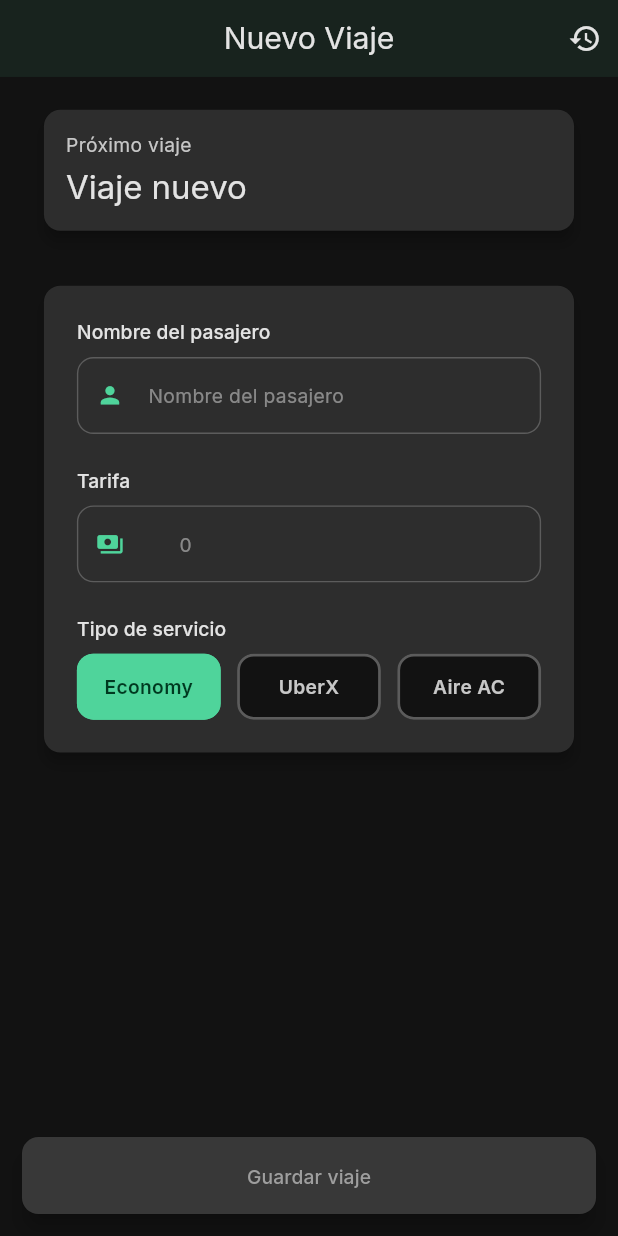
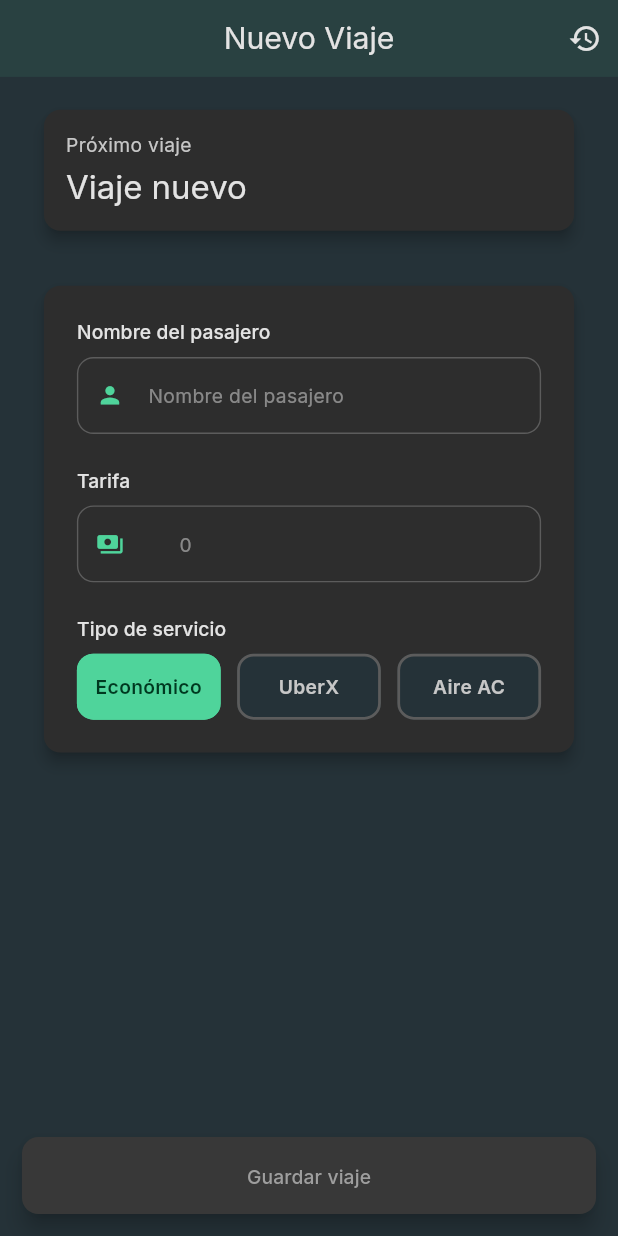
Before and after one commit to vargascarlitos/car_travel_manager, a Flutter app: the screen it shows after launch, on a phone screen of 412 x 824 dp. Run offline on Flutter 3.47's test engine with Material 3 defaults, Android fonts, the phone set to English and light mode, and no system bars; our stand-ins replace equatable, flutter_bloc, flutter_rating_bar, formz, google_fonts, lottie and 3 more; accounts and stored records are empty.

Commit message:
feat: actualizar colores de la interfaz y centralizar etiquetas de tipo de servicio en un nuevo archivo para mejorar la consistencia y legibilidad del código

```diff
--- a/lib/app_config/theme/app_colors.dart
+++ b/lib/app_config/theme/app_colors.dart
@@ -62,7 +62,7 @@ class AppColors {
 
   /// Superficie principal - Fondo dark principal
   /// Usado para: Fondo general de la app, AppBars
-  static const Color surface = Color(0xFF121212);
+  static const Color surface = Color(0xFF253238);
 
   /// Superficie variante - Elementos elevados
   /// Usado para: Cards, botones elevados, elementos con contraste
--- /dev/null
+++ b/lib/app_config/utils/service_type_label.dart
@@ -0,0 +1,13 @@
+import '../../domain/entities/trip.dart';
+
+/// Retorna la etiqueta en español y capitalizada para el tipo de servicio.
+String serviceTypeLabel(ServiceType type) {
+  switch (type) {
+    case ServiceType.economy:
+      return 'Económico';
+    case ServiceType.uberX:
+      return 'UberX';
+    case ServiceType.aireAc:
+      return 'Aire AC';
+  }
+}
--- a/lib/presentation/bloc/new_trip/new_trip_state.dart
+++ b/lib/presentation/bloc/new_trip/new_trip_state.dart
@@ -46,7 +46,7 @@ class FareAmount extends FormzInput<String, FareAmountValidationError> {
   const FareAmount.dirty([super.value = '']) : super.dirty();
 
   static const int minAmount = 5000;
-  static const int maxAmount = 1000000;
+  static const int maxAmount = 100000000;
 
   @override
   FareAmountValidationError? validator(String value) {
--- a/lib/presentation/pages/active_trip/active_trip_page.dart
+++ b/lib/presentation/pages/active_trip/active_trip_page.dart
@@ -6,6 +6,7 @@ import '../../bloc/timer/timer_state.dart';
 import '../../bloc/active_trip/active_trip_cubit.dart';
 import '../../bloc/active_trip/active_trip_state.dart';
 import '../../widgets/slide_button.dart';
+import '../../../app_config/utils/service_type_label.dart';
 import 'package:lottie/lottie.dart';
 import 'package:wakelock_plus/wakelock_plus.dart';
 
@@ -271,7 +272,7 @@ class _TripInfoCard extends StatelessWidget {
                   ],
                 ),
                 const SizedBox(height: 6),
-                Text(trip.serviceType.name),
+                Text(serviceTypeLabel(trip.serviceType)),
               ],
             );
           },
--- a/lib/presentation/pages/modify_trip/modify_trip_page.dart
+++ b/lib/presentation/pages/modify_trip/modify_trip_page.dart
@@ -115,7 +115,7 @@ class _ModifyTripPageState extends State<ModifyTripPage> {
                         DropdownButtonFormField<ServiceType>(
                           value: _serviceType,
                           items: const [
-                            DropdownMenuItem(value: ServiceType.economy, child: Text('Economy')),
+                            DropdownMenuItem(value: ServiceType.economy, child: Text('Económico')),
                             DropdownMenuItem(value: ServiceType.uberX, child: Text('UberX')),
                             DropdownMenuItem(value: ServiceType.aireAc, child: Text('Aire AC')),
                           ],
--- a/lib/presentation/pages/new_trip/new_trip_page.dart
+++ b/lib/presentation/pages/new_trip/new_trip_page.dart
@@ -3,6 +3,7 @@ import 'package:flutter/services.dart';
 import '../../../app_config/utils/currency_formatter.dart';
 import 'package:flutter_bloc/flutter_bloc.dart';
 import '../../../domain/entities/trip.dart';
+import '../../../app_config/utils/service_type_label.dart';
 import '../../../app_config/router_config.dart';
 import '../../bloc/new_trip/new_trip_cubit.dart';
 import '../../bloc/new_trip/new_trip_state.dart';
@@ -272,9 +273,9 @@ class _ServiceTypeSelector extends StatelessWidget {
               physics: const NeverScrollableScrollPhysics(),
               shrinkWrap: true,
               children: const [
-                _ServiceTypeTile(label: 'Economy', type: ServiceType.economy),
-                _ServiceTypeTile(label: 'UberX', type: ServiceType.uberX),
-                _ServiceTypeTile(label: 'Aire AC', type: ServiceType.aireAc),
+                _ServiceTypeTile(type: ServiceType.economy),
+                _ServiceTypeTile(type: ServiceType.uberX),
+                _ServiceTypeTile(type: ServiceType.aireAc),
               ],
             );
           },
@@ -285,9 +286,8 @@ class _ServiceTypeSelector extends StatelessWidget {
 }
 
 class _ServiceTypeTile extends StatelessWidget {
-  const _ServiceTypeTile({required this.label, required this.type});
+  const _ServiceTypeTile({required this.type});
 
-  final String label;
   final ServiceType type;
 
   @override
@@ -314,7 +314,7 @@ class _ServiceTypeTile extends StatelessWidget {
             onTap: () => context.read<NewTripCubit>().serviceTypeChanged(type),
             child: Center(
               child: Text(
-                label,
+                serviceTypeLabel(type),
                 textAlign: TextAlign.center,
                 style: theme.textTheme.bodyMedium?.copyWith(
                   color: fg,
--- a/lib/presentation/pages/trip_detail/trip_detail_page.dart
+++ b/lib/presentation/pages/trip_detail/trip_detail_page.dart
@@ -6,6 +6,7 @@ import '../../bloc/trip_detail/trip_detail_cubit.dart';
 import '../../../domain/entities/review.dart';
 import '../../../app_config/utils/currency_formatter.dart';
 import '../../../app_config/utils/date_time_formatter.dart';
+import '../../../app_config/utils/service_type_label.dart';
 
 class TripDetailPage extends StatelessWidget {
   const TripDetailPage({super.key});
@@ -92,7 +93,7 @@ class _TripDetailView extends StatelessWidget {
                       // Info del viaje
                       _InfoRow(icon: Icons.timer_outlined, label: 'Duración', value: _formatDuration(trip.duration)),
                       const SizedBox(height: 12),
-                      _InfoRow(icon: Icons.directions_car, label: 'Servicio', value: trip.serviceType.name),
+                      _InfoRow(icon: Icons.directions_car, label: 'Servicio', value: serviceTypeLabel(trip.serviceType)),
                       const SizedBox(height: 12),
                       _InfoRow(icon: Icons.event_outlined, label: 'Inicio', value: DateTimeFormatter.formatDateTime(trip.startTime ?? trip.createdAt)),
                       const SizedBox(height: 12),
```
Also changed, not shown: lib/presentation/pages/preview/preview_page.dart (+3 -11 lines), lib/presentation/pages/ticket/ticket_page.dart (+52 -18 lines).
